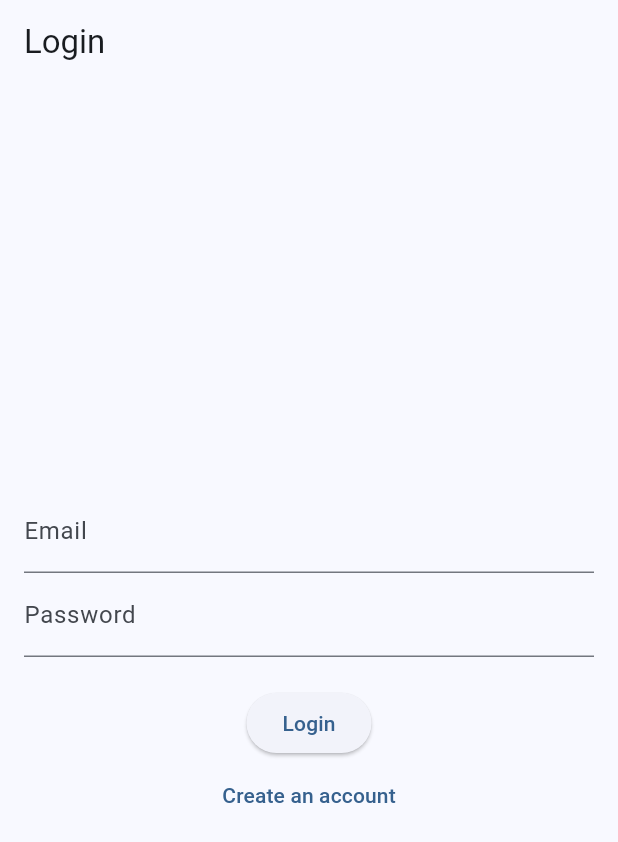
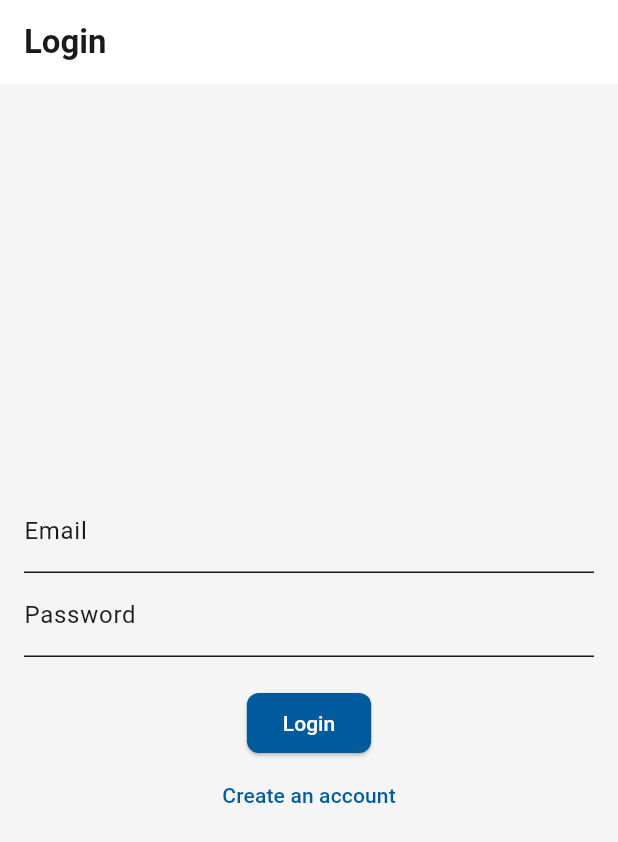
Before and after one commit to daniel870429/myapp-prostatecancarerv10, a Flutter app: the screen it shows after launch, on a phone screen of 412 x 824 dp. Shown: the top 842 px of the screen. Run offline on Flutter 3.47's test engine with Material 3 defaults, Android fonts, the phone set to English and light mode, and no system bars; our stand-ins replace cloud_firestore, drift, firebase_auth, firebase_core, flutter_local_notifications, flutter_riverpod and 3 more; missing offline and left inert: sqlite3; accounts and stored records are empty; generated files the repository leaves out were written again; Roboto replaces fonts that are missing (Noto Sans TC).

Commit message:
feat: Implement theme system and configure Firebase hosting
This commit introduces a comprehensive, centralized theme system to standardize the application's visual appearance and improve maintainability.

- Creates `AppColors`, `AppSpacing`, and `AppTextTheme` to define a consistent design language for colors, spacing, and typography.
- Refactors UI pages (Login, Symptom Tracker) and dialogs to use the new theme, removing hardcoded styles.
- Adds initial configuration files (`.firebaserc`, `firebase.json`) to set up Firebase project integration and hosting.
- Updates unit and integration tests to align with the refactored code.

```diff
--- /dev/null
+++ b/lib/core/theme/app_colors.dart
@@ -0,0 +1,29 @@
+// lib/core/theme/app_colors.dart
+
+import 'package:flutter/material.dart';
+
+/// A class that holds the application's semantic color palette.
+/// This approach enforces design-by-purpose, ensuring that colors are used
+/// consistently and meaningfully throughout the app.
+class AppColors {
+  // This class is not meant to be instantiated.
+  AppColors._();
+
+  // --- Core Palette ---
+  static const Color primary = Color(0xFF005A9C); // Clinical Trust Blue
+  static const Color onPrimary = Color(0xFFFFFFFF);
+  static const Color secondary = Color(0xFFFDB813); // Hopeful Amber
+
+  // --- Feedback Palette ---
+  static const Color error = Color(0xFFB00020);
+  static const Color success = Color(0xFF2E7D32);
+  static const Color warning = Color(0xFFFFC107);
+
+  // --- Surface Palette ---
+  static const Color background = Color(0xFFF5F5F5);
+  static const Color surface = Color(0xFFFFFFFF);
+
+  // --- Text Palette ---
+  static const Color textPrimary = Color(0xFF1A1A1A);
+  static const Color textSecondary = Color(0xFF4A4A4A);
+}
--- /dev/null
+++ b/lib/core/theme/app_spacing.dart
@@ -0,0 +1,19 @@
+// lib/core/theme/app_spacing.dart
+
+/// A class that holds the application's standard spacing values,
+/// based on an 8-point grid system.
+class AppSpacing {
+  // This class is not meant to be instantiated.
+  AppSpacing._();
+
+  /// 4.0
+  static const double xsmall = 4.0;
+  /// 8.0
+  static const double small = 8.0;
+  /// 16.0
+  static const double medium = 16.0;
+  /// 24.0
+  static const double large = 24.0;
+  /// 32.0
+  static const double xlarge = 32.0;
+}
--- /dev/null
+++ b/lib/core/theme/app_text_theme.dart
@@ -0,0 +1,39 @@
+// lib/core/theme/app_text_theme.dart
+
+import 'package:flutter/material.dart';
+import 'app_colors.dart';
+
+/// Defines the application's text theme, ensuring consistency and readability.
+/// All text styles are based on the Noto Sans TC font family.
+class AppTextTheme {
+  AppTextTheme._();
+
+  static const String _fontFamily = 'Noto Sans TC';
+
+  static final TextTheme textTheme = TextTheme(
+    // Display
+    displayLarge: const TextStyle(fontFamily: _fontFamily, fontWeight: FontWeight.bold, fontSize: 57, color: AppColors.textPrimary),
+    displayMedium: const TextStyle(fontFamily: _fontFamily, fontWeight: FontWeight.bold, fontSize: 45, color: AppColors.textPrimary),
+    displaySmall: const TextStyle(fontFamily: _fontFamily, fontWeight: FontWeight.bold, fontSize: 36, color: AppColors.textPrimary),
+
+    // Headline
+    headlineLarge: const TextStyle(fontFamily: _fontFamily, fontWeight: FontWeight.bold, fontSize: 32, color: AppColors.textPrimary),
+    headlineMedium: const TextStyle(fontFamily: _fontFamily, fontWeight: FontWeight.bold, fontSize: 28, color: AppColors.textPrimary),
+    headlineSmall: const TextStyle(fontFamily: _fontFamily, fontWeight: FontWeight.bold, fontSize: 24, color: AppColors.textPrimary),
+
+    // Title
+    titleLarge: const TextStyle(fontFamily: _fontFamily, fontWeight: FontWeight.w600, fontSize: 22, color: AppColors.textPrimary),
+    titleMedium: const TextStyle(fontFamily: _fontFamily, fontWeight: FontWeight.w600, fontSize: 16, color: AppColors.textPrimary),
+    titleSmall: const TextStyle(fontFamily: _fontFamily, fontWeight: FontWeight.w600, fontSize: 14, color: AppColors.textPrimary),
+
+    // Body
+    bodyLarge: const TextStyle(fontFamily: _fontFamily, fontSize: 16, height: 1.5, color: AppColors.textPrimary),
+    bodyMedium: const TextStyle(fontFamily: _fontFamily, fontSize: 14, height: 1.5, color: AppColors.textSecondary),
+    bodySmall: const TextStyle(fontFamily: _fontFamily, fontSize: 12, height: 1.5, color: AppColors.textSecondary),
+
+    // Label
+    labelLarge: const TextStyle(fontFamily: _fontFamily, fontWeight: FontWeight.w500, fontSize: 14, color: AppColors.onPrimary),
+    labelMedium: const TextStyle(fontFamily: _fontFamily, fontWeight: FontWeight.w500, fontSize: 12, color: AppColors.textSecondary),
+    labelSmall: const TextStyle(fontFamily: _fontFamily, fontWeight: FontWeight.w500, fontSize: 11, color: AppColors.textSecondary),
+  );
+}
--- /dev/null
+++ b/lib/core/theme/app_theme.dart
@@ -0,0 +1,43 @@
+// lib/core/theme/app_theme.dart
+
+import 'package:flutter/material.dart';
+import 'app_colors.dart';
+import 'app_text_theme.dart';
+
+class AppTheme {
+  AppTheme._();
+
+  static final ThemeData lightTheme = ThemeData(
+    useMaterial3: true,
+    fontFamily: AppTextTheme.textTheme.bodyLarge!.fontFamily,
+    colorScheme: const ColorScheme(
+      brightness: Brightness.light,
+      primary: AppColors.primary,
+      onPrimary: AppColors.onPrimary,
+      secondary: AppColors.secondary,
+      onSecondary: AppColors.textPrimary,
+      error: AppColors.error,
+      onError: AppColors.onPrimary,
+      surface: AppColors.surface,
+      onSurface: AppColors.textPrimary,
+    ),
+    scaffoldBackgroundColor: AppColors.background,
+    textTheme: AppTextTheme.textTheme,
+    appBarTheme: AppBarTheme(
+      backgroundColor: AppColors.surface,
+      elevation: 0,
+      titleTextStyle: AppTextTheme.textTheme.titleLarge,
+      iconTheme: const IconThemeData(color: AppColors.textPrimary),
+    ),
+    elevatedButtonTheme: ElevatedButtonThemeData(
+      style: ElevatedButton.styleFrom(
+        backgroundColor: AppColors.primary,
+        foregroundColor: AppColors.onPrimary,
+        textStyle: AppTextTheme.textTheme.labelLarge,
+        shape: RoundedRectangleBorder(
+          borderRadius: BorderRadius.circular(8),
+        ),
+      ),
+    ),
+  );
+}
--- a/lib/main.dart
+++ b/lib/main.dart
@@ -3,6 +3,7 @@ import 'package:flutter_riverpod/flutter_riverpod.dart';
 
 import 'core/navigation/app_router.dart';
 import 'core/notification_service.dart';
+import 'core/theme/app_theme.dart';
 
 void main() async {
   // Ensure that Flutter bindings are initialized before any async operations
@@ -35,10 +36,7 @@ class MyApp extends ConsumerWidget {
     return MaterialApp.router(
       routerConfig: router,
       title: 'Prostate Cancer Self-Management',
-      theme: ThemeData(
-        colorScheme: ColorScheme.fromSeed(seedColor: Colors.blue),
-        useMaterial3: true,
-      ),
+      theme: AppTheme.lightTheme,
     );
   }
 }
```
Also changed, not shown: .idx/integrations.json, firebase.json (added), 1 other file.
